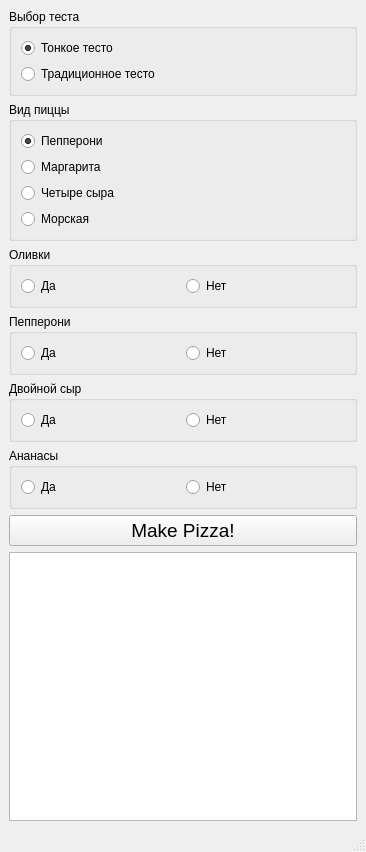
Qt form mainwindow.ui (AufarLIRS/CPP-2019-2020-HW7) before a commit.
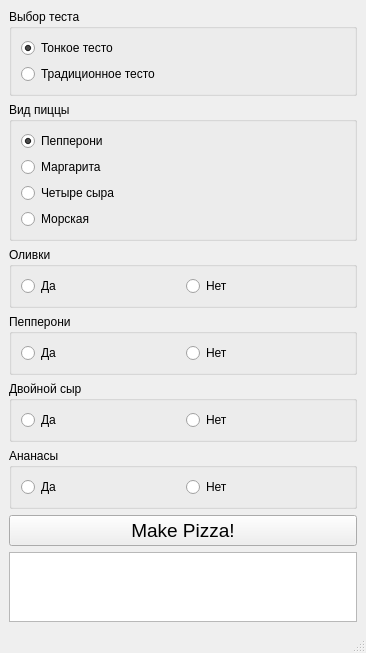
The same form after that commit.

Diff of the .ui file:
```diff
--- a/mainwindow.ui
+++ b/mainwindow.ui
@@ -7,7 +7,7 @@
     <x>0</x>
     <y>0</y>
     <width>366</width>
-    <height>852</height>
+    <height>595</height>
    </rect>
   </property>
   <property name="windowTitle">
```
Left out of the diff: 14 changed lines with no effect on the pictures.
